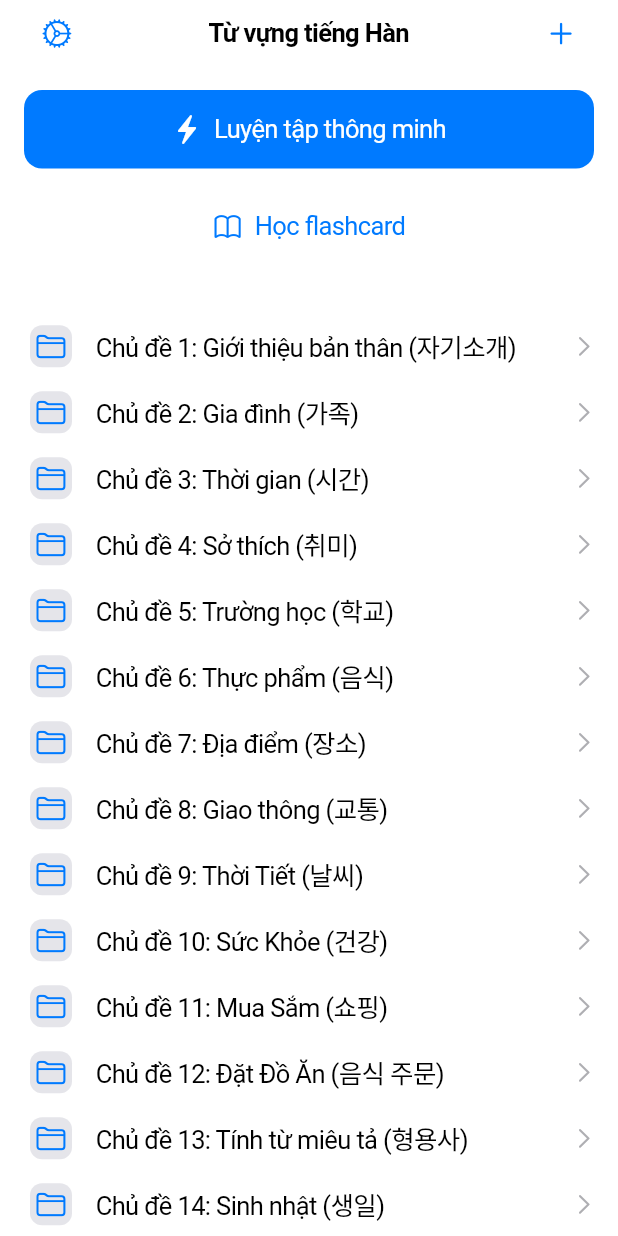
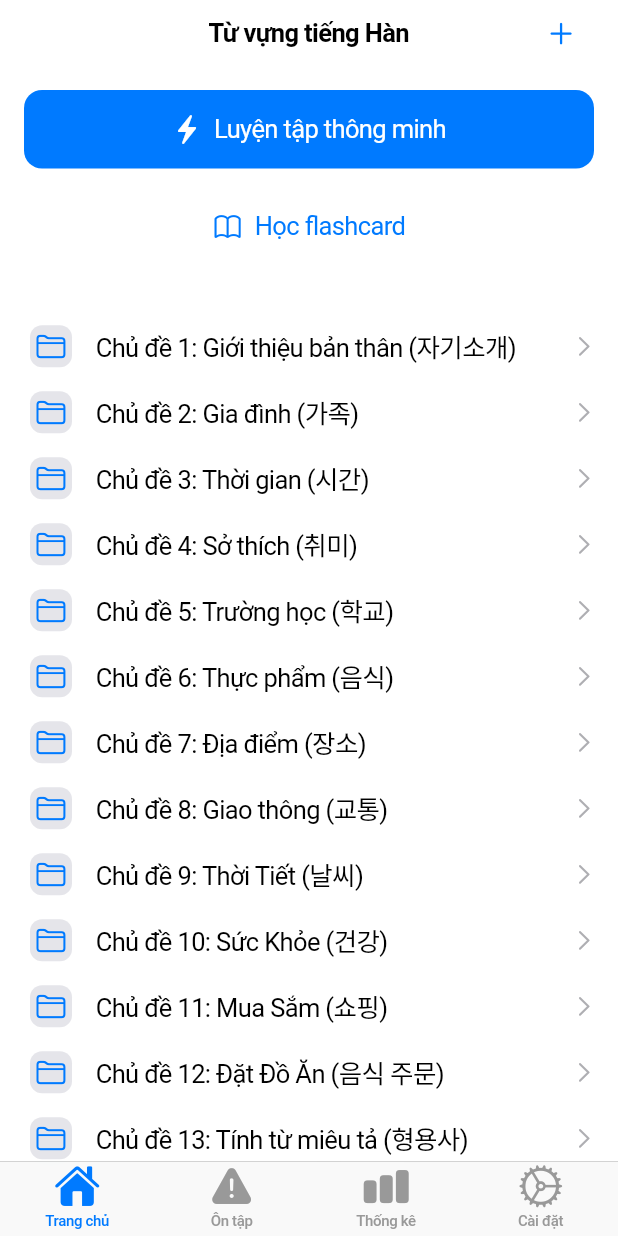
Before and after one commit to tuta-ktech-dev/korean-vocab-app, a Flutter app: the screen it shows after launch, on a phone screen of 412 x 824 dp. Run offline on Flutter 3.47's test engine with Material 3 defaults, Android fonts, the phone set to English and light mode, and no system bars; our stand-ins replace equatable, flip_card, flutter_bloc, flutter_tts, image_picker, sqflite; accounts and stored records are empty.

Commit message:
Feat: Implement Home bottom navigation bar using CupertinoTabScaffold

```diff
--- a/lib/main.dart
+++ b/lib/main.dart
@@ -5,7 +5,7 @@ import 'repositories/vocab_repository.dart';
 import 'cubits/category_cubit.dart';
 import 'cubits/vocab_cubit.dart';
 import 'cubits/quiz_cubit.dart';
-import 'screens/home/home_screen.dart';
+import 'screens/main_tab_screen.dart';
 
 void main() {
   runApp(const MyApp());
@@ -41,7 +41,7 @@ class MyApp extends StatelessWidget {
             primaryColor: CupertinoColors.systemBlue,
             brightness: Brightness.light,
           ),
-          home: HomeScreen(),
+          home: MainTabScreen(),
           debugShowCheckedModeBanner: false,
         ),
       ),
--- a/lib/screens/home/home_screen.dart
+++ b/lib/screens/home/home_screen.dart
@@ -7,7 +7,6 @@ import '../vocab/category_detail_screen.dart';
 import '../vocab/add_category_screen.dart';
 import '../study/study_screen.dart';
 import '../quiz/quiz_setup_screen.dart';
-import '../settings/settings_screen.dart';
 
 class HomeScreen extends StatelessWidget {
   const HomeScreen({super.key});
@@ -17,16 +16,6 @@ class HomeScreen extends StatelessWidget {
     return CupertinoPageScaffold(
       navigationBar: CupertinoNavigationBar(
         middle: const Text('Từ vựng tiếng Hàn'),
-        leading: CupertinoButton(
-          padding: EdgeInsets.zero,
-          onPressed: () {
-            Navigator.push(
-              context,
-              CupertinoPageRoute(builder: (context) => const SettingsScreen()),
-            );
-          },
-          child: const Icon(CupertinoIcons.settings),
-        ),
         trailing: Row(
           mainAxisSize: MainAxisSize.min,
           children: [
--- /dev/null
+++ b/lib/screens/main_tab_screen.dart
@@ -0,0 +1,55 @@
+import 'package:flutter/cupertino.dart';
+import 'home/home_screen.dart';
+import '../screens/vocab/difficult_words_screen.dart';
+import '../screens/statistics/statistics_screen.dart';
+import '../screens/settings/settings_screen.dart';
+
+class MainTabScreen extends StatelessWidget {
+  const MainTabScreen({super.key});
+
+  @override
+  Widget build(BuildContext context) {
+    return CupertinoTabScaffold(
+      tabBar: CupertinoTabBar(
+        items: const [
+          BottomNavigationBarItem(
+            icon: Icon(CupertinoIcons.house_fill),
+            label: 'Trang chủ',
+          ),
+          BottomNavigationBarItem(
+            icon: Icon(CupertinoIcons.exclamationmark_triangle_fill),
+            label: 'Ôn tập',
+          ),
+          BottomNavigationBarItem(
+            icon: Icon(CupertinoIcons.chart_bar_fill),
+            label: 'Thống kê',
+          ),
+          BottomNavigationBarItem(
+            icon: Icon(CupertinoIcons.settings),
+            label: 'Cài đặt',
+          ),
+        ],
+      ),
+      tabBuilder: (context, index) {
+        switch (index) {
+          case 0:
+            return CupertinoTabView(builder: (context) => const HomeScreen());
+          case 1:
+            return CupertinoTabView(
+              builder: (context) => const DifficultWordsScreen(),
+            );
+          case 2:
+            return CupertinoTabView(
+              builder: (context) => const StatisticsScreen(),
+            );
+          case 3:
+            return CupertinoTabView(
+              builder: (context) => const SettingsScreen(),
+            );
+          default:
+            return CupertinoTabView(builder: (context) => const HomeScreen());
+        }
+      },
+    );
+  }
+}
```
Also changed, not shown: lib/screens/settings/settings_screen.dart (+0 -30 lines).
